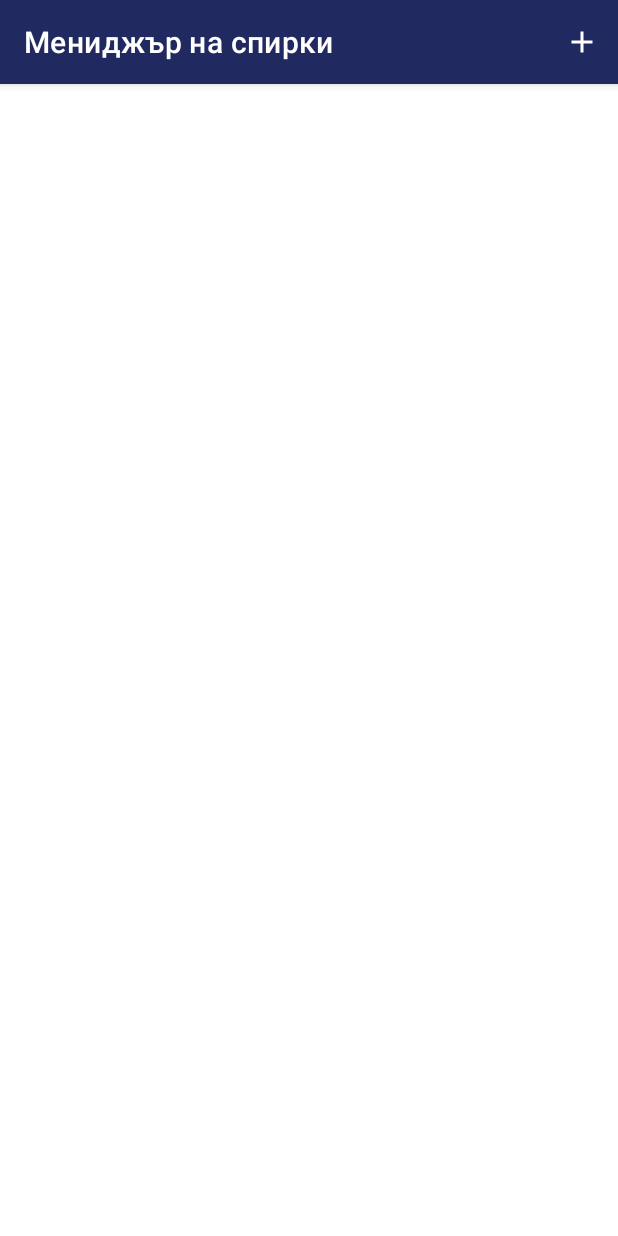
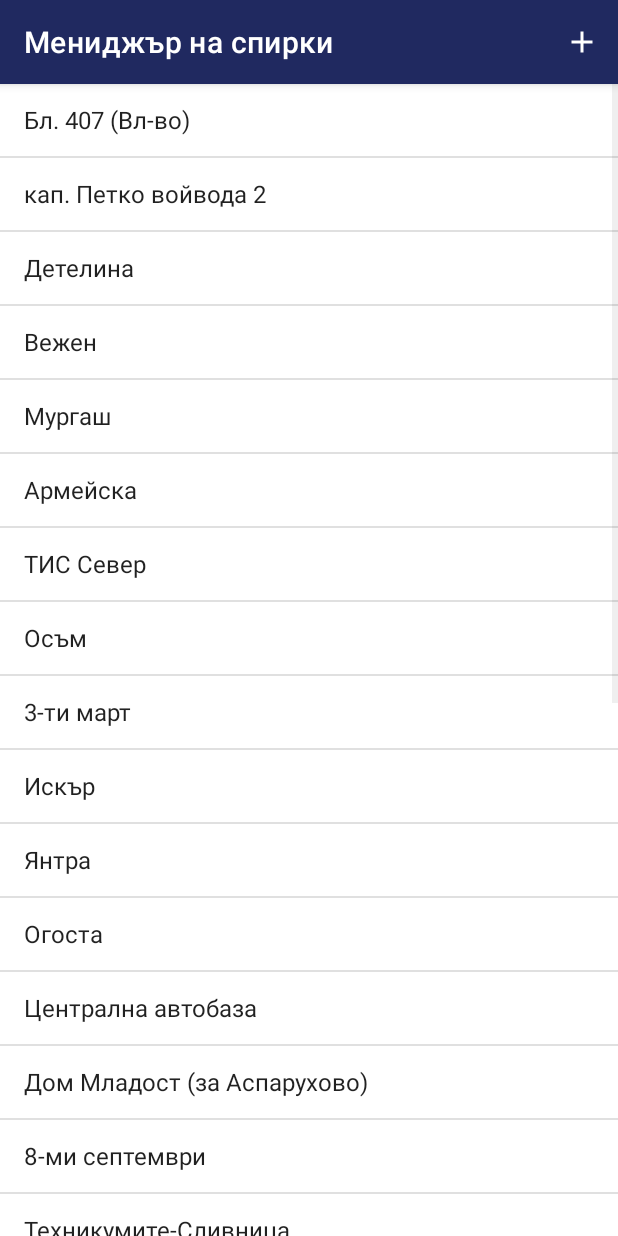
Before and after one commit to kpuc00/T-Navi, an Android app: the StopManager screen opened directly, with no data from a screen before it, on a phone screen of 412 x 824 dp. Run offline under Robolectric (Android 15) with nearby library versions, the phone set to English and light mode, and no system bars.

Commit message:
StopManager WIP

```diff
--- a/app/build.gradle
+++ b/app/build.gradle
@@ -48,4 +48,5 @@ dependencies {
     androidTestImplementation 'androidx.test.espresso:espresso-core:3.4.0'
     implementation 'com.google.android.gms:play-services-location:20.0.0'
     implementation 'com.google.android.gms:play-services-maps:18.1.0'
+    implementation 'com.google.code.gson:gson:2.8.9'
 }
--- a/app/src/main/java/dev/kstrahilov/tnavi/StopManager.kt
+++ b/app/src/main/java/dev/kstrahilov/tnavi/StopManager.kt
@@ -4,13 +4,61 @@ import android.content.Intent
 import android.os.Bundle
 import android.view.Menu
 import android.view.MenuItem
+import android.view.View
+import android.widget.AdapterView
+import android.widget.ArrayAdapter
+import android.widget.ListView
 import androidx.appcompat.app.AppCompatActivity
+import com.google.android.gms.maps.model.LatLng
 
-class StopManager : AppCompatActivity() {
+class StopManager : AppCompatActivity(), AdapterView.OnItemClickListener {
+    private lateinit var lvAllStops: ListView
+    private lateinit var stops: ArrayList<Stop>
+
     override fun onCreate(savedInstanceState: Bundle?) {
         super.onCreate(savedInstanceState)
         setContentView(R.layout.activity_stop_manager)
         title = application.getString(R.string.stops_manager)
+
+        lvAllStops = findViewById(R.id.lv_all_stops)
+
+        stops = ArrayList()
+        stops.add(Stop(title = "Бл. 407 (Вл-во)"))
+        stops.add(Stop(title = "кап. Петко войвода 2"))
+        stops.add(Stop(title = "Детелина"))
+        stops.add(Stop(title = "Вежен"))
+        stops.add(Stop(title = "Мургаш"))
+        stops.add(Stop(title = "Армейска"))
+        stops.add(Stop(title = "ТИС Север"))
+        stops.add(Stop(title = "Осъм"))
+        stops.add(Stop(title = "3-ти март"))
+        stops.add(Stop(title = "Искър"))
+        stops.add(Stop(title = "Янтра"))
+        stops.add(Stop(title = "Огоста"))
+        stops.add(Stop(title = "Централна автобаза"))
+        stops.add(Stop(title = "Дом Младост (за Аспарухово)"))
+        stops.add(Stop(title = "8-ми септември"))
+        stops.add(Stop(title = "Техникумите-Сливница"))
+        stops.add(Stop(title = "Трансформатора"))
+        stops.add(Stop(title = "Л.к. Тракия"))
+        stops.add(Stop(title = "Нептун"))
+        stops.add(
+            Stop(
+                title = "Централна поща (за Аспарухово)", location = LatLng(51.4652, 5.452)
+            )
+        )
+        stops.add(Stop(title = "Полиграфия"))
+        stops.add(Stop(title = "8-ми декември"))
+        stops.add(Stop(title = "КЗ"))
+        stops.add(Stop(title = "ИХА"))
+        stops.add(Stop(title = "Лазур"))
+        stops.add(Stop(title = "Калин"))
+        stops.add(Stop(title = "Любен Каравелов"))
+        stops.add(Stop(title = "Народни Будители"))
+        stops.add(Stop(title = "Обръщач тролеи"))
+
+        lvAllStops.adapter = ArrayAdapter(this, android.R.layout.simple_list_item_1, stops)
+        lvAllStops.onItemClickListener = this
     }
 
     override fun onCreateOptionsMenu(menu: Menu?): Boolean {
@@ -27,4 +75,11 @@ class StopManager : AppCompatActivity() {
         }
         else -> super.onOptionsItemSelected(item)
     }
+
+    override fun onItemClick(parent: AdapterView<*>?, view: View?, position: Int, id: Long) {
+        val stop: Stop = stops[position]
+        val intent = Intent(this, CreateStop::class.java)
+        intent.putExtra("stop", stop)
+        startActivity(intent)
+    }
 }
--- /dev/null
+++ b/app/src/main/res/drawable/ic_baseline_file_upload_24.xml
@@ -0,0 +1,5 @@
+<vector android:height="24dp" android:tint="#FFFFFF"
+    android:viewportHeight="24" android:viewportWidth="24"
+    android:width="24dp" xmlns:android="http://schemas.android.com/apk/res/android">
+    <path android:fillColor="@android:color/white" android:pathData="M9,16h6v-6h4l-7,-7 -7,7h4zM5,18h14v2L5,20z"/>
+</vector>
--- a/app/src/main/res/layout/activity_stop_manager.xml
+++ b/app/src/main/res/layout/activity_stop_manager.xml
@@ -6,4 +6,11 @@
     android:layout_height="match_parent"
     tools:context=".StopManager">
 
+    <ListView
+        android:id="@+id/lv_all_stops"
+        android:layout_width="match_parent"
+        android:layout_height="match_parent"
+        app:layout_constraintEnd_toEndOf="parent"
+        app:layout_constraintStart_toStartOf="parent"
+        app:layout_constraintTop_toTopOf="parent" />
 </androidx.constraintlayout.widget.ConstraintLayout>
--- a/app/src/main/res/values/strings.xml
+++ b/app/src/main/res/values/strings.xml
@@ -29,8 +29,8 @@
     <string name="location_access_denied">Маршрутът няма да се следи!</string>
     <string name="enable_location">Включете местоположението на устройството и рестартирайте пътуването!</string>
     <string name="stop_title">Име на спирката: *</string>
-    <string name="select_file_text">Посочете файл за гласово оповестяване на спирката:</string>
-    <string name="choose_file">Избери файл</string>
+    <string name="select_file_text">Посочете аудио за гласово оповестяване на спирката:</string>
+    <string name="choose_file">Избери аудио</string>
     <string name="pick_location">Посочете местоположението на спирката на картата: *</string>
     <string name="label_create_stop">Създаване на спирка:</string>
     <string name="action_save">Запазване</string>
```
Also changed, not shown: app/src/main/java/dev/kstrahilov/tnavi/CreateStop.kt (+70 -22 lines), app/src/main/res/layout/activity_create_stop.xml (+5 -2 lines).
